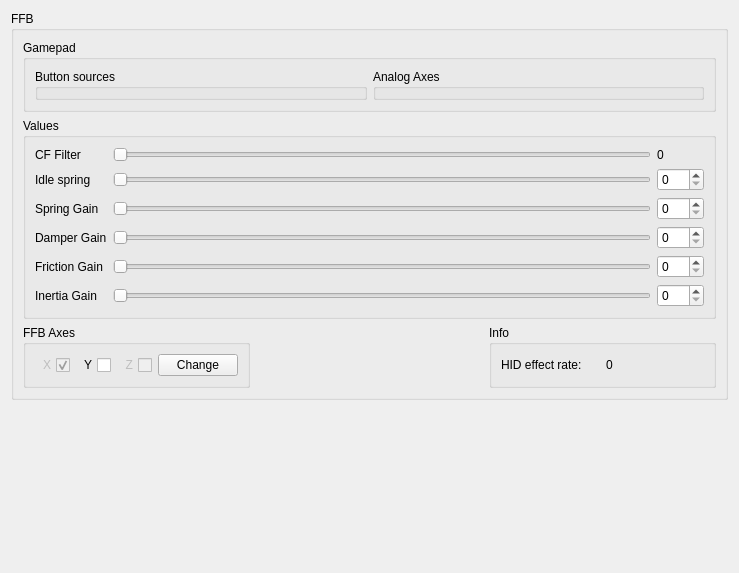
Above: res/ffbclass.ui from Ultrawipf/OpenFFBoard-configurator before the change. Below: the same form after it.
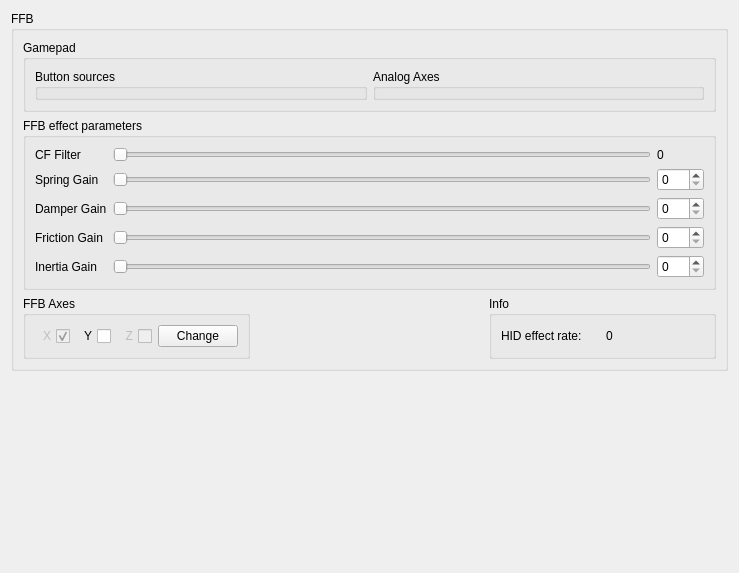
That is the form after the change.

Commit message: Added axis damper and moved idlespring

The edit to the form file:
```diff
--- a/res/ffbclass.ui
+++ b/res/ffbclass.ui
@@ -179,9 +179,16 @@
          </sizepolicy>
         </property>
         <property name="title">
-         <string>Values</string>
+         <string>FFB effect parameters</string>
         </property>
         <layout class="QGridLayout" name="gridLayout">
+         <item row="0" column="2">
+          <widget class="QLabel" name="label_cffilter">
+           <property name="text">
+            <string>0</string>
+           </property>
+          </widget>
+         </item>
          <item row="0" column="0">
           <widget class="QLabel" name="label_11">
            <property name="toolTip">
@@ -214,27 +221,10 @@
            </property>
           </widget>
          </item>
-         <item row="0" column="2">
-          <widget class="QLabel" name="label_cffilter">
-           <property name="text">
-            <string>0</string>
-           </property>
-          </widget>
-         </item>
-         <item row="1" column="0">
-          <widget class="QLabel" name="label_8">
-           <property name="toolTip">
-            <string>&lt;html&gt;&lt;head/&gt;&lt;body&gt;&lt;p&gt;Centering force when FFB is inactive&lt;/p&gt;&lt;/body&gt;&lt;/html&gt;</string>
-           </property>
-           <property name="text">
-            <string>Idle spring</string>
-           </property>
-          </widget>
-         </item>
          <item row="1" column="1">
-          <widget class="QSlider" name="horizontalSlider_idle">
+          <widget class="QSlider" name="horizontalSlider_spring">
            <property name="toolTip">
-            <string>&lt;html&gt;&lt;head/&gt;&lt;body&gt;&lt;p&gt;Centering force when FFB is inactive&lt;/p&gt;&lt;/body&gt;&lt;/html&gt;</string>
+            <string>&lt;html&gt;&lt;head/&gt;&lt;body&gt;&lt;p&gt;Intensity of friction effects&lt;/p&gt;&lt;/body&gt;&lt;/html&gt;</string>
            </property>
            <property name="maximum">
             <number>255</number>
@@ -250,20 +240,7 @@
            </property>
           </widget>
          </item>
-         <item row="1" column="2">
-          <widget class="QSpinBox" name="spinBox_i">
-           <property name="suffix">
-            <string/>
-           </property>
-           <property name="prefix">
-            <string/>
-           </property>
-           <property name="maximum">
-            <number>255</number>
-           </property>
-          </widget>
-         </item>
-         <item row="2" column="0">
+         <item row="1" column="0">
           <widget class="QLabel" name="label_9">
            <property name="toolTip">
             <string>&lt;html&gt;&lt;head/&gt;&lt;body&gt;&lt;p&gt;Intensity of friction effects&lt;/p&gt;&lt;/body&gt;&lt;/html&gt;</string>
@@ -274,9 +251,9 @@
           </widget>
          </item>
          <item row="2" column="1">
-          <widget class="QSlider" name="horizontalSlider_spring">
+          <widget class="QSlider" name="horizontalSlider_damper">
            <property name="toolTip">
-            <string>&lt;html&gt;&lt;head/&gt;&lt;body&gt;&lt;p&gt;Intensity of friction effects&lt;/p&gt;&lt;/body&gt;&lt;/html&gt;</string>
+            <string>&lt;html&gt;&lt;head/&gt;&lt;body&gt;&lt;p&gt;Centering force when FFB is inactive&lt;/p&gt;&lt;/body&gt;&lt;/html&gt;</string>
            </property>
            <property name="maximum">
             <number>255</number>
@@ -292,20 +269,7 @@
            </property>
           </widget>
          </item>
-         <item row="2" column="2">
-          <widget class="QSpinBox" name="spinBox_spring">
-           <property name="suffix">
-            <string/>
-           </property>
-           <property name="prefix">
-            <string/>
-           </property>
-           <property name="maximum">
-            <number>255</number>
-           </property>
-          </widget>
-         </item>
-         <item row="3" column="0">
+         <item row="2" column="0">
           <widget class="QLabel" name="label_10">
            <property name="toolTip">
             <string>&lt;html&gt;&lt;head/&gt;&lt;body&gt;&lt;p&gt;Centering force when FFB is inactive&lt;/p&gt;&lt;/body&gt;&lt;/html&gt;</string>
@@ -315,39 +279,7 @@
            </property>
           </widget>
          </item>
-         <item row="3" column="1">
-          <widget class="QSlider" name="horizontalSlider_damper">
-           <property name="toolTip">
-            <string>&lt;html&gt;&lt;head/&gt;&lt;body&gt;&lt;p&gt;Centering force when FFB is inactive&lt;/p&gt;&lt;/body&gt;&lt;/html&gt;</string>
-           </property>
-           <property name="maximum">
-            <number>255</number>
-           </property>
-           <property name="value">
-            <number>0</number>
-           </property>
-           <property name="sliderPosition">
-            <number>0</number>
-           </property>
-           <property name="orientation">
-            <enum>Qt::Horizontal</enum>
-           </property>
-          </widget>
-         </item>
-         <item row="3" column="2">
-          <widget class="QSpinBox" name="spinBox_damper">
-           <property name="suffix">
-            <string/>
-           </property>
-           <property name="prefix">
-            <string/>
-           </property>
-           <property name="maximum">
-            <number>255</number>
-           </property>
-          </widget>
-         </item>
-         <item row="4" column="0">
+         <item row="3" column="0">
           <widget class="QLabel" name="label_12">
            <property name="toolTip">
             <string>&lt;html&gt;&lt;head/&gt;&lt;body&gt;&lt;p&gt;Constant force effect filter&lt;/p&gt;&lt;/body&gt;&lt;/html&gt;</string>
@@ -357,29 +289,52 @@
            </property>
           </widget>
          </item>
+         <item row="1" column="2">
+          <widget class="QSpinBox" name="spinBox_spring">
+           <property name="suffix">
+            <string/>
+           </property>
+           <property name="prefix">
+            <string/>
+           </property>
+           <property name="maximum">
+            <number>255</number>
+           </property>
+          </widget>
+         </item>
+         <item row="2" column="2">
+          <widget class="QSpinBox" name="spinBox_damper">
+           <property name="suffix">
+            <string/>
+           </property>
+           <property name="prefix">
+            <string/>
+           </property>
+           <property name="maximum">
+            <number>255</number>
+           </property>
+          </widget>
+         </item>
          <item row="4" column="1">
-          <widget class="QSlider" name="horizontalSlider_friction">
+          <widget class="QSlider" name="horizontalSlider_inertia">
            <property name="toolTip">
-            <string>&lt;html&gt;&lt;head/&gt;&lt;body&gt;&lt;p&gt;Constant force effect filter&lt;/p&gt;&lt;/body&gt;&lt;/html&gt;</string>
-           </property>
-           <property name="minimum">
-            <number>10</number>
+            <string>&lt;html&gt;&lt;head/&gt;&lt;body&gt;&lt;p&gt;Intensity of friction effects&lt;/p&gt;&lt;/body&gt;&lt;/html&gt;</string>
            </property>
            <property name="maximum">
-            <number>500</number>
+            <number>255</number>
            </property>
            <property name="value">
-            <number>10</number>
+            <number>0</number>
            </property>
            <property name="sliderPosition">
-            <number>10</number>
+            <number>0</number>
            </property>
            <property name="orientation">
             <enum>Qt::Horizontal</enum>
            </property>
           </widget>
          </item>
-         <item row="4" column="2">
+         <item row="3" column="2">
           <widget class="QSpinBox" name="spinBox_friction">
            <property name="suffix">
             <string/>
@@ -392,7 +347,20 @@
            </property>
           </widget>
          </item>
-         <item row="5" column="0">
+         <item row="4" column="2">
+          <widget class="QSpinBox" name="spinBox_inertia">
+           <property name="suffix">
+            <string/>
+           </property>
+           <property name="prefix">
+            <string/>
+           </property>
+           <property name="maximum">
+            <number>255</number>
+           </property>
+          </widget>
+         </item>
+         <item row="4" column="0">
           <widget class="QLabel" name="label_7">
            <property name="toolTip">
             <string>&lt;html&gt;&lt;head/&gt;&lt;body&gt;&lt;p&gt;Intensity of friction effects&lt;/p&gt;&lt;/body&gt;&lt;/html&gt;</string>
@@ -402,10 +370,13 @@
            </property>
           </widget>
          </item>
-         <item row="5" column="1">
-          <widget class="QSlider" name="horizontalSlider_inertia">
+         <item row="3" column="1">
+          <widget class="QSlider" name="horizontalSlider_friction">
            <property name="toolTip">
-            <string>&lt;html&gt;&lt;head/&gt;&lt;body&gt;&lt;p&gt;Intensity of friction effects&lt;/p&gt;&lt;/body&gt;&lt;/html&gt;</string>
+            <string>&lt;html&gt;&lt;head/&gt;&lt;body&gt;&lt;p&gt;Constant force effect filter&lt;/p&gt;&lt;/body&gt;&lt;/html&gt;</string>
+           </property>
+           <property name="minimum">
+            <number>0</number>
            </property>
            <property name="maximum">
             <number>255</number>
@@ -421,19 +392,6 @@
            </property>
           </widget>
          </item>
-         <item row="5" column="2">
-          <widget class="QSpinBox" name="spinBox_inertia">
-           <property name="suffix">
-            <string/>
-           </property>
-           <property name="prefix">
-            <string/>
-           </property>
-           <property name="maximum">
-            <number>255</number>
-           </property>
-          </widget>
-         </item>
         </layout>
        </widget>
       </item>
```
Left out of the diff: 32 changed lines with no effect on the pictures. The commit also changes 4 other files.
